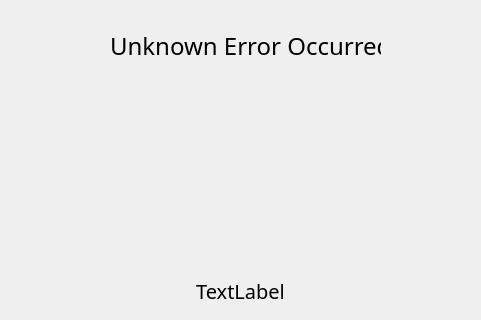
This is Launcher Asset/Error_Window.ui in PixelGameMaker/PixelGame-Python as Qt 5 draws it before an edit; both pictures show x 120 to 601 and y 0 to 320 of the 720 by 480 pixel window. The edited form follows.
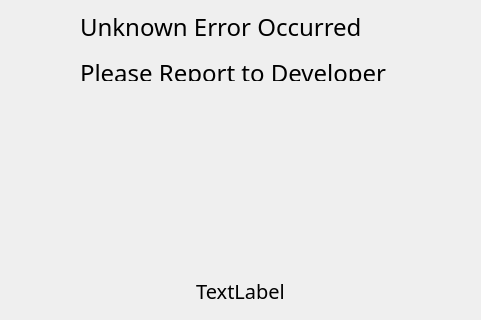
This is the edited form. Icons and pictures are not drawn.

Commit message: Looks great

Diff of the .ui file:
```diff
--- a/Launcher Asset/Error_Window.ui
+++ b/Launcher Asset/Error_Window.ui
@@ -45,9 +45,9 @@
   <widget class="QLabel" name="label">
    <property name="geometry">
     <rect>
-     <x>230</x>
+     <x>200</x>
      <y>10</y>
-     <width>271</width>
+     <width>321</width>
      <height>71</height>
     </rect>
    </property>
@@ -61,7 +61,9 @@
     <locale language="English" country="UnitedStates"/>
    </property>
    <property name="text">
-    <string>Unknown Error Occurred</string>
+    <string>&lt;html&gt;&lt;head/&gt;&lt;body&gt;&lt;p&gt;Unknown Error Occurred&lt;/p&gt;&lt;p&gt;Please Report to
+     Developer&lt;/p&gt;&lt;/body&gt;&lt;/html&gt;
+    </string>
    </property>
   </widget>
   <widget class="QLabel" name="label_2">
```
Left out of the diff: 2 changed lines with no effect on the pictures. The commit also changes 1 other file.
